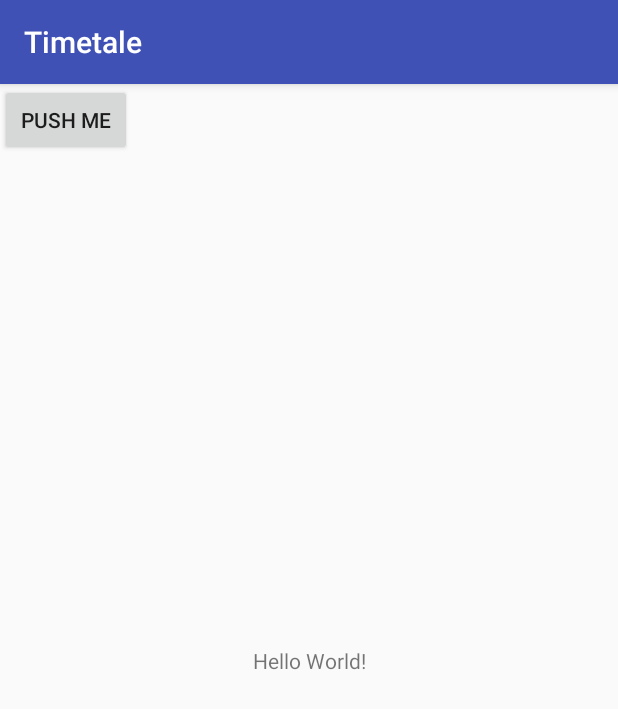
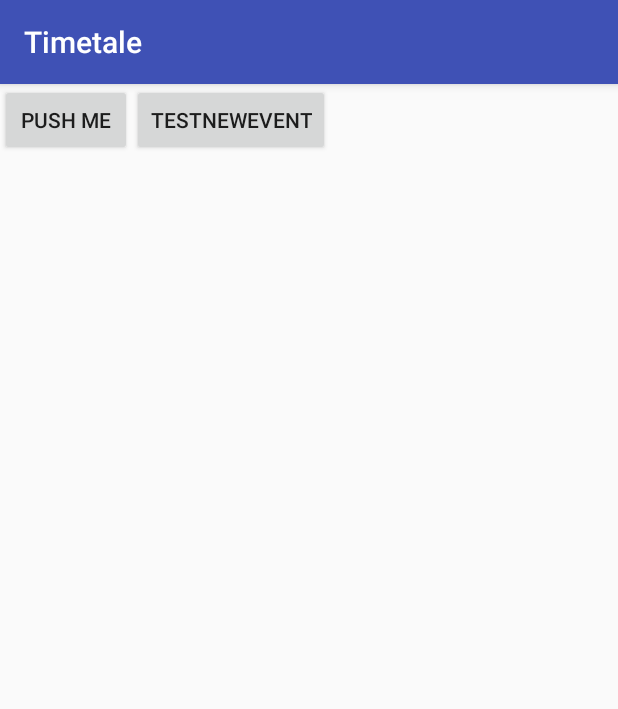
Before and after one commit to adakiss/android, an Android app: the screen it shows after launch (MainActivity), on a phone screen of 412 x 824 dp. Shown: the top 709 px of the screen. Run offline under Robolectric (Android 15) with nearby library versions, the phone set to English and light mode, and no system bars.

Commit message:
Tinkering with event fragment, but still crashes on fragment launch.

```diff
--- a/Timetale/app/src/main/java/com/dpckou/agoston/timetale/MainActivity.java
+++ b/Timetale/app/src/main/java/com/dpckou/agoston/timetale/MainActivity.java
@@ -1,6 +1,8 @@
 package com.dpckou.agoston.timetale;
 
 import android.content.Intent;
+import android.support.v4.app.FragmentManager;
+import android.support.v4.app.FragmentTransaction;
 import android.support.v7.app.AppCompatActivity;
 import android.os.Bundle;
 import android.view.View;
@@ -9,6 +11,7 @@ import android.widget.Button;
 public class MainActivity extends AppCompatActivity {
 
     private Button startButton;
+    private Button testEventData;
 
     @Override
     protected void onCreate(Bundle savedInstanceState) {
@@ -23,5 +26,19 @@ public class MainActivity extends AppCompatActivity {
                 startActivity(startIntent);
             }
         });
+        testEventData = (Button)findViewById(R.id.testNewEvent);
+        //FIXME fucking crashes on every time I try to test my fragment BaseEventDataFragment
+        BasicEventDataFragment edFr = new BasicEventDataFragment();
+        FragmentManager fm = getSupportFragmentManager();
+        final FragmentTransaction ftr = fm.beginTransaction();
+        ftr.replace(R.id.container, edFr, "eventDataFragment");
+
+        testEventData.setOnClickListener(new View.OnClickListener() {
+            @Override
+            public void onClick(View view) {
+
+                ftr.commit();
+            }
+        });
     }
 }
--- a/Timetale/app/src/main/res/layout/activity_event.xml
+++ b/Timetale/app/src/main/res/layout/activity_event.xml
@@ -25,6 +25,7 @@
             android:layout_height="wrap_content"
             android:text="Date:"
             android:textSize="30dp"
+            android:editable="false"
             android:layout_centerVertical="true"
             />
         <NumberPicker
--- a/Timetale/app/src/main/res/layout/activity_main.xml
+++ b/Timetale/app/src/main/res/layout/activity_main.xml
@@ -1,25 +1,26 @@
 <?xml version="1.0" encoding="utf-8"?>
-<android.support.constraint.ConstraintLayout xmlns:android="http://schemas.android.com/apk/res/android"
+<RelativeLayout xmlns:android="http://schemas.android.com/apk/res/android"
     xmlns:app="http://schemas.android.com/apk/res-auto"
     xmlns:tools="http://schemas.android.com/tools"
     android:layout_width="match_parent"
     android:layout_height="match_parent"
-    tools:context="com.dpckou.agoston.timetale.MainActivity">
-
-    <TextView
-        android:layout_width="wrap_content"
-        android:layout_height="wrap_content"
-        android:text="Hello World!"
-        app:layout_constraintBottom_toBottomOf="parent"
-        app:layout_constraintLeft_toLeftOf="parent"
-        app:layout_constraintRight_toRightOf="parent"
-        app:layout_constraintTop_toTopOf="parent" />
+    tools:context="com.dpckou.agoston.timetale.MainActivity"
+    android:id="@+id/container">
 
     <Button
         android:id="@+id/startButton"
         android:layout_width="wrap_content"
         android:layout_height="wrap_content"
         android:gravity="center"
-        android:text="Push me" />
+        android:text="Push me"/>
+    <Button
+        android:id="@+id/testNewEvent"
+        android:layout_width="wrap_content"
+        android:layout_height="wrap_content"
+        android:gravity="center"
+        android:text="testNewEvent"
+        tools:layout_editor_absoluteY="16dp"
+        tools:layout_editor_absoluteX="235dp"
+        android:layout_toRightOf="@id/startButton"/>
 
-</android.support.constraint.ConstraintLayout>
+</RelativeLayout>
--- a/Timetale/app/src/main/res/layout/fragment_basiceventdata.xml
+++ b/Timetale/app/src/main/res/layout/fragment_basiceventdata.xml
@@ -36,6 +36,7 @@
             android:text="2017.01.01"
             android:textSize="20dp"
             android:gravity="center"
+            android:inputType="date"
             />
         <EditText
             android:text="00:00"
@@ -45,6 +46,7 @@
             android:layout_width="0dp"
             android:layout_height="wrap_content"
             android:gravity="right"
+            android:inputType="time"
             />
     </LinearLayout>
     <LinearLayout
@@ -70,6 +72,7 @@
             android:text="2017.01.01"
             android:textSize="20dp"
             android:gravity="center"
+            android:inputType="date"
             />
         <EditText
             android:text="00:00"
@@ -79,6 +82,7 @@
             android:layout_width="0dp"
             android:layout_height="wrap_content"
             android:gravity="right"
+            android:inputType="time"
             />
     </LinearLayout>
 </LinearLayout>
```
Also changed, not shown: Timetale/app/src/main/java/com/dpckou/agoston/timetale/BasicEventDataFragment.java (+21 -1 lines).
